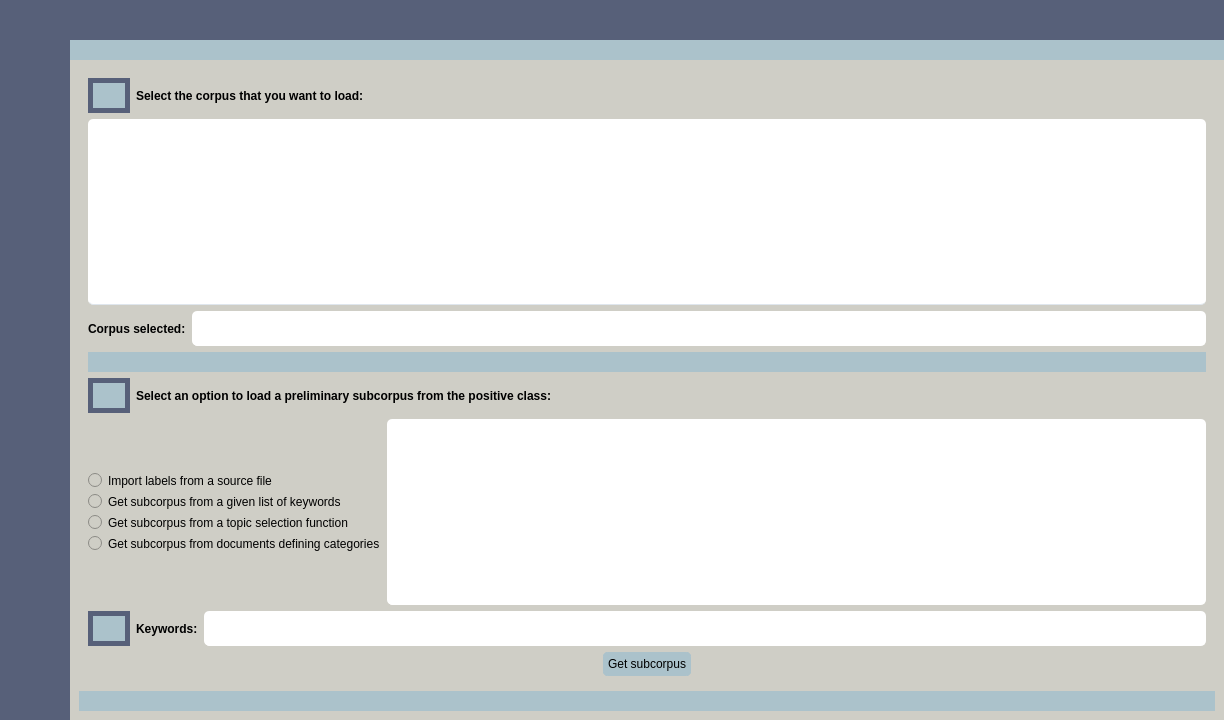
Old version of the form UIs/DomainClassifier.ui in the repository IntelCompH2020/domain_classification.
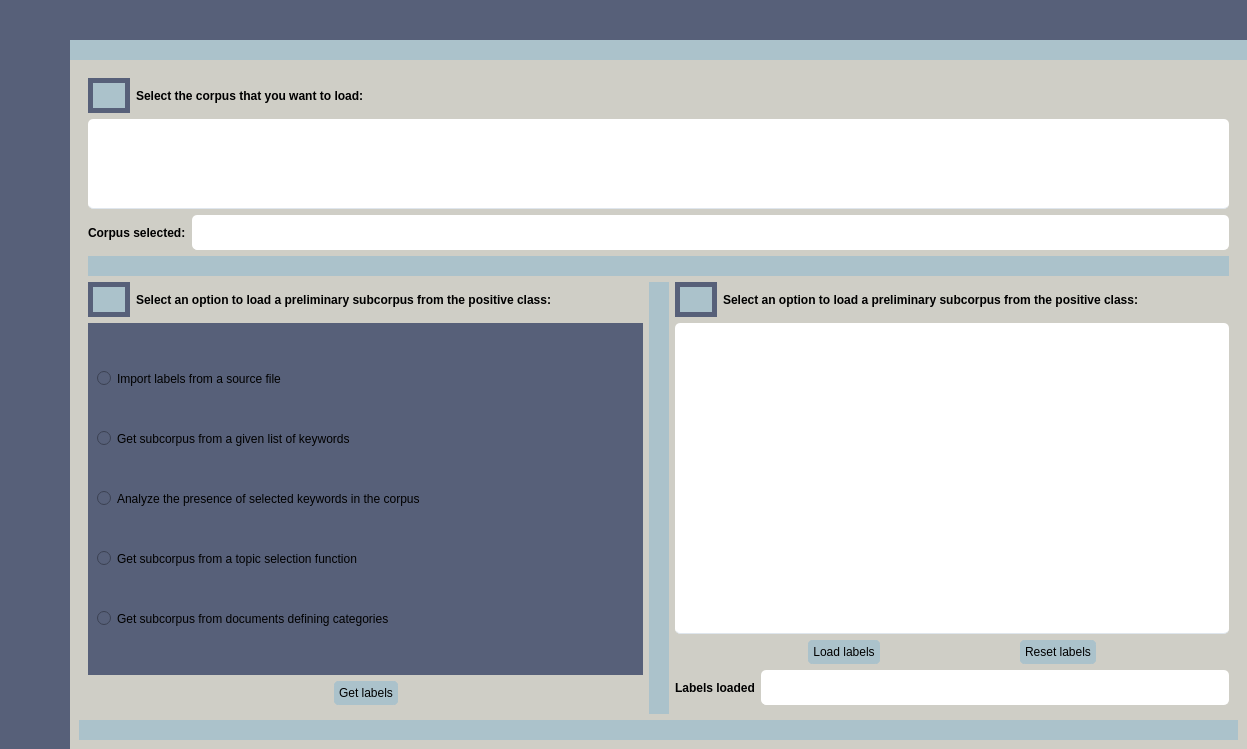
New version of the form. Icons and pictures are not drawn.

What changed in the file:
```diff
--- a/UIs/DomainClassifier.ui
+++ b/UIs/DomainClassifier.ui
@@ -7,8 +7,8 @@
    <rect>
     <x>0</x>
     <y>0</y>
-    <width>1224</width>
-    <height>720</height>
+    <width>1247</width>
+    <height>749</height>
    </rect>
   </property>
   <property name="minimumSize">
@@ -1345,14 +1345,14 @@
                   <property name="currentIndex">
                    <number>0</number>
                   </property>
-                  <widget class="QWidget" name="tabsPage">
-                   <layout class="QVBoxLayout" name="verticalLayout_16">
+                  <widget class="QWidget" name="page_load">
+                   <layout class="QVBoxLayout" name="verticalLayout_19">
                     <item>
-                     <layout class="QVBoxLayout" name="verticalLayout_9">
+                     <layout class="QVBoxLayout" name="verticalLayout_14">
                       <item>
-                       <layout class="QVBoxLayout" name="verticalLayout_13">
+                       <layout class="QVBoxLayout" name="verticalLayout_15">
                         <item>
-                         <layout class="QHBoxLayout" name="horizontalLayout_27">
+                         <layout class="QHBoxLayout" name="horizontalLayout_29">
                           <item>
                            <widget class="QPushButton" name="infoButtonSelectCorpus">
                             <property name="sizePolicy">
@@ -1409,7 +1409,7 @@
                          </layout>
                         </item>
                         <item>
-                         <widget class="QTreeView" name="treeViewSelectCorpus">
+                         <widget class="QTreeView" name="tree_view_select_corpus">
                           <property name="maximumSize">
                            <size>
                             <width>16777215</width>
@@ -1474,7 +1474,7 @@
                          </widget>
                         </item>
                         <item>
-                         <layout class="QHBoxLayout" name="horizontalLayout_8">
+                         <layout class="QHBoxLayout" name="horizontalLayout_12">
                           <item>
                            <widget class="QLabel" name="labelCorpusSelected">
                             <property name="maximumSize">
@@ -1526,7 +1526,7 @@
                        </layout>
                       </item>
                       <item>
-                       <widget class="QFrame" name="frame_grip_6">
+                       <widget class="QFrame" name="frame_grip_8">
                         <property name="enabled">
                          <bool>true</bool>
                         </property>
@@ -1560,9 +1560,13 @@
                        </widget>
                       </item>
                       <item>
-                       <layout class="QHBoxLayout" name="layout1LoadLabels_4">
+                       <layout class="QHBoxLayout" name="horizontalLayout_13">
                         <item>
-                         <widget class="QPushButton" name="infoButtonLoadLabels">
+                         <layout class="QVBoxLayout" name="verticalLayout_16">
+                          <item>
+                           <layout class="QHBoxLayout" name="horizontalLayout_14">
+                            <item>
+                             <widget class="QPushButton" name="info_button_get_labels">
                           <property name="sizePolicy">
                            <sizepolicy hsizetype="Fixed" vsizetype="Fixed">
                             <horstretch>0</horstretch>
@@ -1602,7 +1606,7 @@
                          </widget>
                         </item>
                         <item>
-                         <widget class="QLabel" name="labelLoadLabels">
+                             <widget class="QLabel" name="labelGetLabels_2">
                           <property name="font">
                            <font>
                             <weight>75</weight>
@@ -1617,100 +1621,180 @@
                        </layout>
                       </item>
                       <item>
-                       <layout class="QVBoxLayout" name="verticalLayout_14">
+                           <layout class="QHBoxLayout" name="horizontalLayout_15">
+                            <property name="spacing">
+                             <number>0</number>
+                            </property>
                         <item>
-                         <layout class="QHBoxLayout" name="horizontalLayout_9">
-                          <item>
-                           <layout class="QVBoxLayout" name="layout2LoadLabels">
-                            <item>
-                             <spacer name="verticalSpacer_3">
-                              <property name="orientation">
-                               <enum>Qt::Vertical</enum>
+                             <widget class="QFrame" name="frame_top_btns_3">
+                              <property name="sizePolicy">
+                               <sizepolicy hsizetype="Expanding" vsizetype="Expanding">
+                                <horstretch>0</horstretch>
+                                <verstretch>0</verstretch>
+                               </sizepolicy>
                               </property>
-                              <property name="sizeHint" stdset="0">
+                              <property name="minimumSize">
                                <size>
-                                <width>20</width>
-                                <height>40</height>
+                                <width>340</width>
+                                <height>200</height>
                                </size>
                               </property>
-                             </spacer>
-                            </item>
+                              <property name="maximumSize">
+                               <size>
+                                <width>16777215</width>
+                                <height>16777215</height>
+                               </size>
+                              </property>
+                              <property name="styleSheet">
+                               <string notr="true">background-color: #576079;</string>
+                              </property>
+                              <property name="frameShape">
+                               <enum>QFrame::NoFrame</enum>
+                              </property>
+                              <property name="frameShadow">
+                               <enum>QFrame::Raised</enum>
+                              </property>
+                              <layout class="QVBoxLayout" name="verticalLayout_17">
                             <item>
-                             <widget class="QRadioButton" name="loadLabelsOption1">
+                                <widget class="QRadioButton" name="get_labels_option1">
                               <property name="text">
                                <string>Import labels from a source file</string>
                               </property>
                              </widget>
                             </item>
                             <item>
-                             <widget class="QRadioButton" name="loadLabelsOption2">
+                                <widget class="QRadioButton" name="get_labels_option2">
                               <property name="text">
                                <string>Get subcorpus from a given list of keywords</string>
                               </property>
                              </widget>
                             </item>
                             <item>
-                             <widget class="QRadioButton" name="loadLabelsOption3">
+                                <widget class="QRadioButton" name="get_labels_option3">
+                                 <property name="text">
+                                  <string>Analyze the presence of selected keywords in the corpus</string>
+                                 </property>
+                                </widget>
+                               </item>
+                               <item>
+                                <widget class="QRadioButton" name="get_labels_option4">
                               <property name="text">
                                <string>Get subcorpus from a topic selection function</string>
                               </property>
                              </widget>
                             </item>
                             <item>
-                             <widget class="QRadioButton" name="loadLabelsOption4">
+                                <widget class="QRadioButton" name="get_labels_option5">
                               <property name="text">
                                <string>Get subcorpus from documents defining categories</string>
                               </property>
                              </widget>
                             </item>
+                              </layout>
+                             </widget>
+                            </item>
+                           </layout>
+                          </item>
                             <item>
-                             <spacer name="verticalSpacer_4">
+                           <layout class="QHBoxLayout" name="horizontalLayout_16">
+                            <item>
+                             <spacer name="horizontalSpacer_6">
                               <property name="orientation">
-                               <enum>Qt::Vertical</enum>
+                               <enum>Qt::Horizontal</enum>
                               </property>
                               <property name="sizeHint" stdset="0">
                                <size>
-                                <width>20</width>
-                                <height>40</height>
+                                <width>40</width>
+                                <height>20</height>
                                </size>
                               </property>
                              </spacer>
                             </item>
-                           </layout>
-                          </item>
                           <item>
-                           <layout class="QVBoxLayout" name="verticalLayout_15">
-                            <item>
-                             <widget class="QTextEdit" name="textEditShowKeywords">
+                             <widget class="QPushButton" name="get_labels_push_button">
+                              <property name="maximumSize">
+                               <size>
+                                <width>16777215</width>
+                                <height>16777215</height>
+                               </size>
+                              </property>
                               <property name="styleSheet">
-                               <string notr="true">QTextEdit {	
-	background-color: #FFFFFF;
-	border-radius: 5px;
-	gridline-color: #FFFFFF;
-	border-bottom: 1px solid #FFFFFF;
+                               <string notr="true">QPushButton {
+	border: 5px solid #ABC2CB;
+	border-radius: 5px;	
+	background-color: #ABC2CB;
 }
-
- QScrollBar:vertical {
-	border: none;
-    background: #ABC2CB;
-    width: 14px;
-    margin: 21px 0 21px 0;
-	border-radius: 0px;
- }</string>
+QPushButton:hover {
+	background-color: #ABC2CB;
+	border: 2px solid #ABC2CB;
+}
+QPushButton:pressed {	
+	background-color: #ABC2CB;
+	border: 2px solid #ABC2CB;
+}</string>
                               </property>
-                              <property name="readOnly">
+                              <property name="text">
+                               <string>Get labels</string>
+                              </property>
+                             </widget>
+                            </item>
+                            <item>
+                             <spacer name="horizontalSpacer_7">
+                              <property name="orientation">
+                               <enum>Qt::Horizontal</enum>
+                              </property>
+                              <property name="sizeHint" stdset="0">
+                               <size>
+                                <width>40</width>
+                                <height>20</height>
+                               </size>
+                              </property>
+                             </spacer>
+                            </item>
+                           </layout>
+                          </item>
+                         </layout>
+                        </item>
+                        <item>
+                         <widget class="QFrame" name="frame_grip_9">
+                          <property name="enabled">
                                <bool>true</bool>
                               </property>
-                             </widget>
-                            </item>
-                           </layout>
-                          </item>
-                         </layout>
-                        </item>
+                          <property name="sizePolicy">
+                           <sizepolicy hsizetype="Minimum" vsizetype="Expanding">
+                            <horstretch>0</horstretch>
+                            <verstretch>0</verstretch>
+                           </sizepolicy>
+                          </property>
+                          <property name="minimumSize">
+                           <size>
+                            <width>20</width>
+                            <height>450</height>
+                           </size>
+                          </property>
+                          <property name="maximumSize">
+                           <size>
+                            <width>16777215</width>
+                            <height>16777215</height>
+                           </size>
+                          </property>
+                          <property name="styleSheet">
+                           <string notr="true">background-color: #ABC2CB;</string>
+                          </property>
+                          <property name="frameShape">
+                           <enum>QFrame::NoFrame</enum>
+                          </property>
+                          <property name="frameShadow">
+                           <enum>QFrame::Raised</enum>
+                          </property>
+                         </widget>
+                        </item>
                         <item>
-                         <layout class="QHBoxLayout" name="horizontalLayout_10">
+                         <layout class="QVBoxLayout" name="verticalLayout_18">
                           <item>
-                           <widget class="QPushButton" name="infoButtonKeywords">
+                           <layout class="QHBoxLayout" name="layout1LoadLabels_6">
+                            <item>
+                             <widget class="QPushButton" name="info_button_load_reset_labels">
                             <property name="sizePolicy">
                              <sizepolicy hsizetype="Fixed" vsizetype="Fixed">
                               <horstretch>0</horstretch>
@@ -1750,7 +1834,188 @@
                            </widget>
                           </item>
                           <item>
-                           <widget class="QLabel" name="labelCorpusSelected_2">
+                             <widget class="QLabel" name="label_load_reset_labels">
+                              <property name="font">
+                               <font>
+                                <weight>75</weight>
+                                <bold>true</bold>
+                               </font>
+                              </property>
+                              <property name="text">
+                               <string>Select an option to load a preliminary subcorpus from the positive class:</string>
+                              </property>
+                             </widget>
+                            </item>
+                           </layout>
+                          </item>
+                          <item>
+                           <widget class="QTreeView" name="tree_view_load_labels">
+                            <property name="maximumSize">
+                             <size>
+                              <width>16777215</width>
+                              <height>16777215</height>
+                             </size>
+                            </property>
+                            <property name="styleSheet">
+                             <string notr="true">QTreeView {	
+	background-color: #FFFFFF;
+	padding: 10px;
+	border-radius: 5px;
+	gridline-color: #DFE6ED;
+	border-bottom: 1px solid #DFE6ED;
+}
+QTreeView::item{
+	border-color: #DFE6ED;
+	padding-left: 5px;
+	padding-right: 5px;
+	gridline-color: #DFE6ED;
+}
+QTreeView::item:selected{
+	background-color: #E6EDEF;
+}
+QScrollBar:horizontal {
+    border: none;
+    background: #ABC2CB;
+    height: 14px;
+    margin: 0px 21px 0 21px;
+	border-radius: 0px;
+}
+ QScrollBar:vertical {
+	border: none;
+    background: #ABC2CB;
+    width: 14px;
+    margin: 21px 0 21px 0;
+	border-radius: 0px;
+ }
+QHeaderView::section{
+	Background-color: #ABC2CB;
+	max-width: 30px;
+	border: 1px solid #ABC2CB;
+	border-style: none;
+    border-bottom: 1px solid #DFE6ED;
+    border-right: 1px solid #DFE6ED;
+}
+QTreeView::horizontalHeader {	
+	background-color: #ABC2CB;
+}
+QHeaderView::section:horizontal
+{
+    border: 1px solid #DFE6ED;
+	background-color: #ABC2CB;
+	padding: 3px;
+	border-top-left-radius: 7px;
+    border-top-right-radius: 7px;
+}
+QHeaderView::section:vertical
+{
+    border: 1px solid #ABC2CB;
+}</string>
+                            </property>
+                           </widget>
+                          </item>
+                          <item>
+                           <layout class="QHBoxLayout" name="horizontalLayout_17">
+                            <item>
+                             <spacer name="horizontalSpacer_8">
+                              <property name="orientation">
+                               <enum>Qt::Horizontal</enum>
+                              </property>
+                              <property name="sizeHint" stdset="0">
+                               <size>
+                                <width>40</width>
+                                <height>20</height>
+                               </size>
+                              </property>
+                             </spacer>
+                            </item>
+                            <item>
+                             <widget class="QPushButton" name="load_labels_push_button">
+                              <property name="maximumSize">
+                               <size>
+                                <width>16777215</width>
+                                <height>16777215</height>
+                               </size>
+                              </property>
+                              <property name="styleSheet">
+                               <string notr="true">QPushButton {
+	border: 5px solid #ABC2CB;
+	border-radius: 5px;	
+	background-color: #ABC2CB;
+}
+QPushButton:hover {
+	background-color: #ABC2CB;
+	border: 2px solid #ABC2CB;
+}
+QPushButton:pressed {	
+	background-color: #ABC2CB;
+	border: 2px solid #ABC2CB;
+}</string>
+                              </property>
+                              <property name="text">
+                               <string>Load labels</string>
+                              </property>
+                             </widget>
+                            </item>
+                            <item>
+                             <spacer name="horizontalSpacer_9">
+                              <property name="orientation">
+                               <enum>Qt::Horizontal</enum>
+                              </property>
+                              <property name="sizeHint" stdset="0">
+                               <size>
+                                <width>40</width>
+                                <height>20</height>
+                               </size>
+                              </property>
+                             </spacer>
+                            </item>
+                            <item>
+                             <widget class="QPushButton" name="reset_labels_push_button">
+                              <property name="maximumSize">
+                               <size>
+                                <width>16777215</width>
+                                <height>16777215</height>
+                               </size>
+                              </property>
+                              <property name="styleSheet">
+                               <string notr="true">QPushButton {
+	border: 5px solid #ABC2CB;
+	border-radius: 5px;	
+	background-color: #ABC2CB;
+}
+QPushButton:hover {
+	background-color: #ABC2CB;
+	border: 2px solid #ABC2CB;
+}
+QPushButton:pressed {	
+	background-color: #ABC2CB;
+	border: 2px solid #ABC2CB;
+}</string>
+                              </property>
+                              <property name="text">
+                               <string>Reset labels</string>
+                              </property>
+                             </widget>
+                            </item>
+                            <item>
+                             <spacer name="horizontalSpacer_10">
+                              <property name="orientation">
+                               <enum>Qt::Horizontal</enum>
+                              </property>
+                              <property name="sizeHint" stdset="0">
+                               <size>
+                                <width>40</width>
+                                <height>20</height>
+                               </size>
+                              </property>
+                             </spacer>
+                            </item>
+                           </layout>
+                          </item>
+                          <item>
+                           <layout class="QHBoxLayout" name="horizontalLayout_18">
+                            <item>
+                             <widget class="QLabel" name="label_labels_loaded">
                             <property name="maximumSize">
                              <size>
                               <width>230</width>
@@ -1764,12 +2029,12 @@
                              </font>
                             </property>
                             <property name="text">
-                             <string>Keywords:</string>
+                               <string>Labels loaded</string>
                             </property>
                            </widget>
                           </item>
                           <item>
-                           <widget class="QLineEdit" name="lineEditGetKeywords">
+                             <widget class="QLabel" name="label_labels_loaded_are">
                             <property name="sizePolicy">
                              <sizepolicy hsizetype="Expanding" vsizetype="Preferred">
                               <horstretch>0</horstretch>
@@ -1783,72 +2048,19 @@
                              </size>
                             </property>
                             <property name="styleSheet">
-                             <string notr="true">QLineEdit {	
+                               <string notr="true">QLabel {	
 	background-color: #FFFFFF;
 	border-radius: 5px;
 	gridline-color: #FFFFFF;
 	border-bottom: 1px solid #FFFFFF;
 }</string>
                             </property>
-                           </widget>
-                          </item>
-                         </layout>
-                        </item>
-                        <item>
-                         <layout class="QHBoxLayout" name="horizontalLayout_11">
-                          <item>
-                           <spacer name="horizontalSpacer">
-                            <property name="orientation">
-                             <enum>Qt::Horizontal</enum>
-                            </property>
-                            <property name="sizeHint" stdset="0">
-                             <size>
-                              <width>40</width>
-                              <height>20</height>
-                             </size>
-                            </property>
-                           </spacer>
-                          </item>
-                          <item>
-                           <widget class="QPushButton" name="getSubcorpusPushButton">
-                            <property name="maximumSize">
-                             <size>
-                              <width>16777215</width>
-                              <height>16777215</height>
-                             </size>
-                            </property>
-                            <property name="styleSheet">
-                             <string notr="true">QPushButton {
-	border: 5px solid #ABC2CB;
-	border-radius: 5px;	
-	background-color: #ABC2CB;
-}
-QPushButton:hover {
-	background-color: #ABC2CB;
-	border: 2px solid #ABC2CB;
-}
-QPushButton:pressed {	
-	background-color: #ABC2CB;
-	border: 2px solid #ABC2CB;
-}</string>
-                            </property>
                             <property name="text">
-                             <string>Get subcorpus</string>
+                               <string/>
                             </property>
                            </widget>
                           </item>
-                          <item>
-                           <spacer name="horizontalSpacer_2">
-                            <property name="orientation">
-                             <enum>Qt::Horizontal</enum>
-                            </property>
-                            <property name="sizeHint" stdset="0">
-                             <size>
-                              <width>40</width>
-                              <height>20</height>
-                             </size>
-                            </property>
-                           </spacer>
+                           </layout>
                           </item>
                          </layout>
                         </item>
```
Left out of the diff: 8 changed lines with no effect on the pictures. Lines whose indentation alone changed are shown as unchanged.
